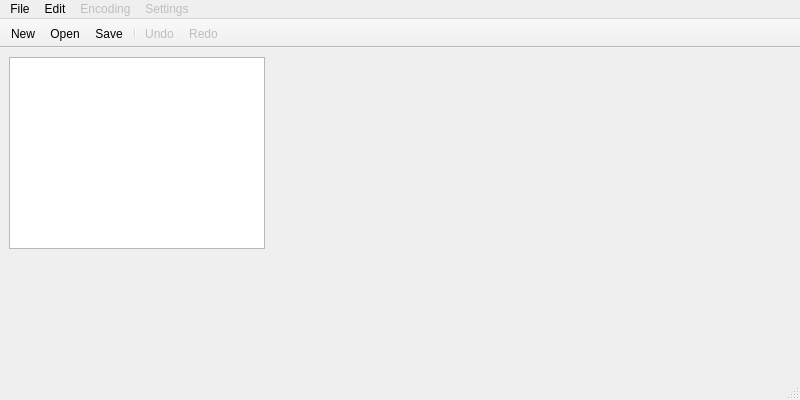
The window that mainwindow.ui (rorReddington/rorEditor) describes before a commit, drawn with Qt 5.
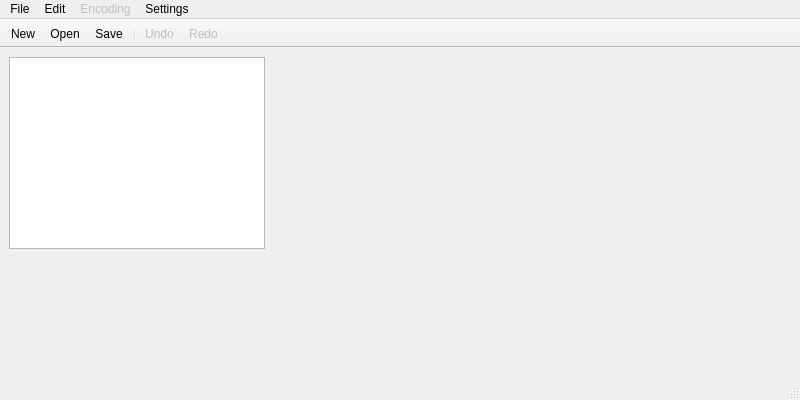
The same window after the commit.

```diff
--- a/mainwindow.ui
+++ b/mainwindow.ui
@@ -72,7 +72,7 @@
    </widget>
    <widget class="QMenu" name="menuSettings">
     <property name="enabled">
-     <bool>false</bool>
+     <bool>true</bool>
     </property>
     <property name="title">
      <string>Settings</string>
```
